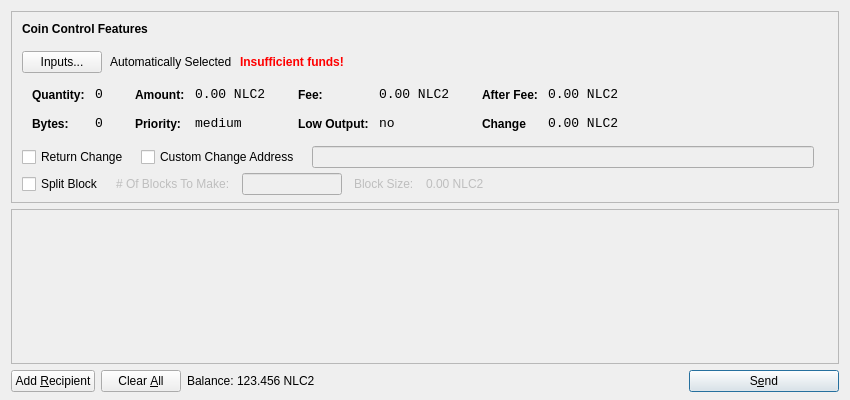
The window that src/qt/forms/sendcoinsdialog.ui (NoLimitCoin/NoLimitCoin-Core) describes before a commit, drawn with Qt 5.
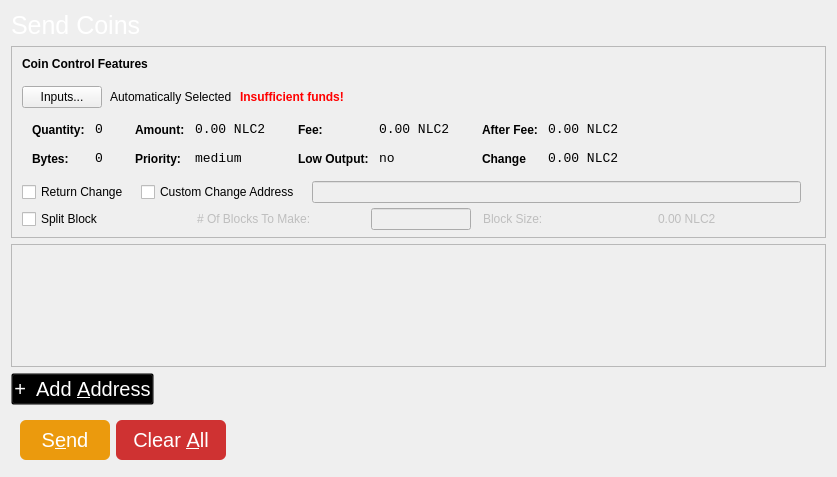
The same window after the commit. Icons and pictures are not drawn.

Commit message: updating heading and buttons for sendcoins page

The edit to the form file:
```diff
--- a/src/qt/forms/sendcoinsdialog.ui
+++ b/src/qt/forms/sendcoinsdialog.ui
@@ -6,17 +6,29 @@
    <rect>
     <x>0</x>
     <y>0</y>
-    <width>850</width>
-    <height>400</height>
+    <width>837</width>
+    <height>477</height>
    </rect>
   </property>
   <property name="windowTitle">
    <string>Send Coins</string>
   </property>
-  <layout class="QVBoxLayout" name="verticalLayout" stretch="0,1,0">
+  <layout class="QVBoxLayout" name="verticalLayout" stretch="0,0,1,0,0">
    <property name="bottomMargin">
     <number>8</number>
    </property>
+   <item>
+    <widget class="QLabel" name="label_2">
+     <property name="styleSheet">
+      <string notr="true">font-size: 25px;
+background: transparent;
+color: white;</string>
+     </property>
+     <property name="text">
+      <string>Send Coins</string>
+     </property>
+    </widget>
+   </item>
    <item>
     <widget class="QFrame" name="frameCoinControl">
      <property name="sizePolicy">
@@ -54,7 +66,7 @@
        <number>6</number>
       </property>
       <item>
-       <layout class="QVBoxLayout" name="verticalLayoutCoinControl" stretch="0,0,0,0,1">
+       <layout class="QVBoxLayout" name="verticalLayoutCoinControl" stretch="0,0,0,0,1,0">
         <property name="spacing">
          <number>0</number>
         </property>
@@ -608,10 +620,7 @@
          </layout>
         </item>
         <item>
-         <layout class="QHBoxLayout" name="horizontalLayoutCoinControl4a" stretch="0,0,0,0">
-           <property name="alignment" >
-          <set>Qt::AlignLeft</set>
-           </property>
+         <layout class="QHBoxLayout" name="horizontalLayoutCoinControl4a" stretch="0,0,0,0,0">
            <property name="spacing">
             <number>12</number>
            </property>
@@ -624,61 +633,61 @@
            <property name="rightMargin">
             <number>5</number>
            </property>
-            <item> 
-            <widget class="QCheckBox" name="splitBlockCheckBox"> 
-             <property name="text"> 
-              <string>Split Block</string> 
-             </property> 
-            </widget> 
-           </item> 
-           <item> 
-            <widget class="QLabel" name="labelBlocksToMakeText"> 
-             <property name="enabled"> 
-              <bool>false</bool> 
-             </property> 
-             <property name="text"> 
-              <string># Of Blocks To Make:</string> 
-             </property> 
-            </widget> 
-           </item>
-           <item> 
-            <widget class="QLineEdit" name="splitBlockLineEdit"> 
-             <property name="enabled"> 
-              <bool>false</bool> 
-             </property> 
-             <property name="sizePolicy"> 
-              <sizepolicy hsizetype="Fixed" vsizetype="Fixed"> 
-               <horstretch>0</horstretch> 
-               <verstretch>0</verstretch> 
-              </sizepolicy> 
-             </property> 
-             <property name="maximumSize"> 
-              <size> 
-               <width>100</width> 
-               <height>16777215</height> 
-              </size> 
-             </property> 
-            </widget> 
-           </item> 
-           <item> 
-            <widget class="QLabel" name="labelBlockSizeText"> 
-             <property name="enabled"> 
-              <bool>false</bool> 
-             </property> 
-             <property name="text"> 
-              <string>Block Size:</string> 
-             </property> 
-            </widget> 
-           </item> 
-           <item> 
-            <widget class="QLabel" name="labelBlockSize"> 
-             <property name="enabled"> 
-              <bool>false</bool> 
-             </property> 
-             <property name="text"> 
-              <string>0.00 NLC2</string> 
-             </property>
-            </widget> 
+          <item>
+           <widget class="QCheckBox" name="splitBlockCheckBox">
+            <property name="text">
+             <string>Split Block</string>
+            </property>
+           </widget>
+          </item>
+          <item>
+           <widget class="QLabel" name="labelBlocksToMakeText">
+            <property name="enabled">
+             <bool>false</bool>
+            </property>
+            <property name="text">
+             <string># Of Blocks To Make:</string>
+            </property>
+           </widget>
+          </item>
+          <item>
+           <widget class="QLineEdit" name="splitBlockLineEdit">
+            <property name="enabled">
+             <bool>false</bool>
+            </property>
+            <property name="sizePolicy">
+             <sizepolicy hsizetype="Fixed" vsizetype="Fixed">
+              <horstretch>0</horstretch>
+              <verstretch>0</verstretch>
+             </sizepolicy>
+            </property>
+            <property name="maximumSize">
+             <size>
+              <width>100</width>
+              <height>16777215</height>
+             </size>
+            </property>
+           </widget>
+          </item>
+          <item>
+           <widget class="QLabel" name="labelBlockSizeText">
+            <property name="enabled">
+             <bool>false</bool>
+            </property>
+            <property name="text">
+             <string>Block Size:</string>
+            </property>
+           </widget>
+          </item>
+          <item>
+           <widget class="QLabel" name="labelBlockSize">
+            <property name="enabled">
+             <bool>false</bool>
+            </property>
+            <property name="text">
+             <string>0.00 NLC2</string>
+            </property>
+           </widget>
             </item>
           </layout>
          </item>
@@ -710,8 +719,8 @@
        <rect>
         <x>0</x>
         <y>0</y>
-        <width>830</width>
-        <height>172</height>
+        <width>811</width>
+        <height>77</height>
        </rect>
       </property>
       <layout class="QVBoxLayout" name="verticalLayout_2">
@@ -749,38 +758,18 @@
        <property name="toolTip">
         <string>Send to multiple recipients at once</string>
        </property>
-       <property name="text">
-        <string>Add &amp;Recipient</string>
-       </property>
-       <property name="icon">
-        <iconset resource="../bitcoin.qrc">
-         <normaloff>:/icons/add</normaloff>:/icons/add</iconset>
-       </property>
-       <property name="autoDefault">
+       <property name="autoFillBackground">
         <bool>false</bool>
        </property>
-      </widget>
-     </item>
-     <item>
-      <widget class="QPushButton" name="clearButton">
-       <property name="sizePolicy">
-        <sizepolicy hsizetype="Minimum" vsizetype="Fixed">
-         <horstretch>0</horstretch>
-         <verstretch>0</verstretch>
-        </sizepolicy>
-       </property>
-       <property name="toolTip">
-        <string>Remove all transaction fields</string>
+       <property name="styleSheet">
+        <string notr="true">font-size: 20px;
+color: white;
+background-color: transparent;
+
+</string>
        </property>
        <property name="text">
-        <string>Clear &amp;All</string>
-       </property>
-       <property name="icon">
-        <iconset resource="../bitcoin.qrc">
-         <normaloff>:/icons/remove</normaloff>:/icons/remove</iconset>
-       </property>
-       <property name="autoRepeatDelay">
-        <number>300</number>
+        <string>+  Add &amp;Address</string>
        </property>
        <property name="autoDefault">
         <bool>false</bool>
@@ -792,38 +781,6 @@
        <property name="spacing">
         <number>3</number>
        </property>
-       <item>
-        <widget class="QLabel" name="label">
-         <property name="sizePolicy">
-          <sizepolicy hsizetype="Preferred" vsizetype="Fixed">
-           <horstretch>0</horstretch>
-           <verstretch>0</verstretch>
-          </sizepolicy>
-         </property>
-         <property name="text">
-          <string>Balance:</string>
-         </property>
-        </widget>
-       </item>
-       <item>
-        <widget class="QLabel" name="labelBalance">
-         <property name="sizePolicy">
-          <sizepolicy hsizetype="Preferred" vsizetype="Fixed">
-           <horstretch>0</horstretch>
-           <verstretch>0</verstretch>
-          </sizepolicy>
-         </property>
-         <property name="cursor">
-          <cursorShape>IBeamCursor</cursorShape>
-         </property>
-         <property name="text">
-          <string>123.456 NLC2</string>
-         </property>
-         <property name="textInteractionFlags">
-          <set>Qt::LinksAccessibleByMouse|Qt::TextSelectableByKeyboard|Qt::TextSelectableByMouse</set>
-         </property>
-        </widget>
-       </item>
       </layout>
      </item>
      <item>
@@ -839,17 +796,36 @@
        </property>
       </spacer>
      </item>
+    </layout>
+   </item>
+   <item>
+    <widget class="QWidget" name="horizontalWidget" native="true">
+     <layout class="QHBoxLayout" name="horizontalLayout_4">
      <item>
       <widget class="QPushButton" name="sendButton">
        <property name="minimumSize">
         <size>
-         <width>150</width>
-         <height>0</height>
-        </size>
-       </property>
+          <width>90</width>
+          <height>40</height>
+         </size>
+        </property>
+        <property name="acceptDrops">
+         <bool>true</bool>
+        </property>
        <property name="toolTip">
         <string>Confirm the send action</string>
        </property>
+        <property name="autoFillBackground">
+         <bool>false</bool>
+        </property>
+        <property name="styleSheet">
+         <string notr="true">font-size: 20px;
+color: white;
+background-color: #eb9a0d;
+border-radius: 6px;
+
+</string>
+        </property>
        <property name="text">
         <string>S&amp;end</string>
        </property>
@@ -862,7 +838,57 @@
        </property>
       </widget>
      </item>
-    </layout>
+      <item>
+       <widget class="QPushButton" name="clearButton">
+        <property name="sizePolicy">
+         <sizepolicy hsizetype="Minimum" vsizetype="Fixed">
+          <horstretch>0</horstretch>
+          <verstretch>0</verstretch>
+         </sizepolicy>
+        </property>
+        <property name="minimumSize">
+         <size>
+          <width>110</width>
+          <height>40</height>
+         </size>
+        </property>
+        <property name="toolTip">
+         <string>Remove all transaction fields</string>
+        </property>
+        <property name="styleSheet">
+         <string notr="true">font-size: 20px;
+color: white;
+background-color: #cf3232;
+border-radius: 6px;
+
+</string>
+        </property>
+        <property name="text">
+         <string>Clear &amp;All</string>
+        </property>
+        <property name="autoRepeatDelay">
+         <number>300</number>
+        </property>
+        <property name="autoDefault">
+         <bool>false</bool>
+        </property>
+       </widget>
+      </item>
+      <item>
+       <spacer name="horizontalSpacer_2">
+        <property name="orientation">
+         <enum>Qt::Horizontal</enum>
+        </property>
+        <property name="sizeHint" stdset="0">
+         <size>
+          <width>40</width>
+          <height>20</height>
+         </size>
+        </property>
+       </spacer>
+      </item>
+     </layout>
+    </widget>
    </item>
   </layout>
  </widget>
```
Left out of the diff: 40 changed lines with no effect on the pictures. Lines whose indentation alone changed are shown as unchanged. The commit also changes 3 other files.
